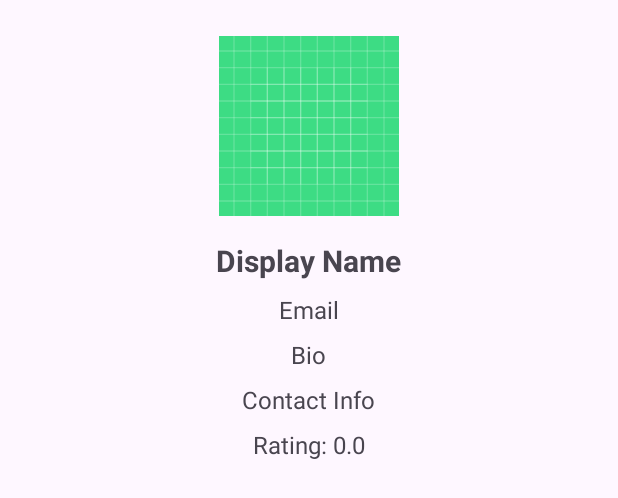
After one commit to alexnbui/Mobile_FinalProject, an Android app: the layout fragment_profile.xml on its own in the app's theme, with its tools: preview values and no code run, on a phone screen of 412 x 824 dp. The commit adds this screen. Shown: the top 498 px of the screen. Run offline under Robolectric (Android 15) with nearby library versions, the phone set to English and light mode, and no system bars.

Commit message:
eleventh_commit

```diff
--- /dev/null
+++ b/app/src/main/res/layout/fragment_profile.xml
@@ -0,0 +1,68 @@
+<?xml version="1.0" encoding="utf-8"?>
+<ScrollView xmlns:android="http://schemas.android.com/apk/res/android"
+    android:layout_width="match_parent"
+    android:layout_height="match_parent">
+    <LinearLayout
+        android:layout_width="match_parent"
+        android:layout_height="wrap_content"
+        android:orientation="vertical"
+        android:padding="24dp"
+        android:gravity="center_horizontal">
+
+        <ImageView
+            android:id="@+id/imgProfilePic"
+            android:layout_width="120dp"
+            android:layout_height="120dp"
+            android:layout_gravity="center"
+            android:src="@drawable/ic_launcher_background"
+            android:scaleType="centerCrop"
+            android:layout_marginBottom="16dp" />
+
+        <TextView
+            android:id="@+id/tvDisplayName"
+            android:layout_width="wrap_content"
+            android:layout_height="wrap_content"
+            android:text="Display Name"
+            android:textSize="20sp"
+            android:textStyle="bold"
+            android:layout_gravity="center"
+            android:layout_marginBottom="8dp" />
+
+        <TextView
+            android:id="@+id/tvEmail"
+            android:layout_width="wrap_content"
+            android:layout_height="wrap_content"
+            android:text="Email"
+            android:textSize="16sp"
+            android:layout_gravity="center"
+            android:layout_marginBottom="8dp" />
+
+        <TextView
+            android:id="@+id/tvBio"
+            android:layout_width="wrap_content"
+            android:layout_height="wrap_content"
+            android:text="Bio"
+            android:textSize="16sp"
+            android:layout_gravity="center"
+            android:layout_marginBottom="8dp" />
+
+        <TextView
+            android:id="@+id/tvContactInfo"
+            android:layout_width="wrap_content"
+            android:layout_height="wrap_content"
+            android:text="Contact Info"
+            android:textSize="16sp"
+            android:layout_gravity="center"
+            android:layout_marginBottom="8dp" />
+
+        <TextView
+            android:id="@+id/tvRating"
+            android:layout_width="wrap_content"
+            android:layout_height="wrap_content"
+            android:text="Rating: 0.0"
+            android:textSize="16sp"
+            android:layout_gravity="center"
+            android:layout_marginBottom="8dp" />
+
+    </LinearLayout>
+</ScrollView>
```
Also changed, not shown: app/src/main/java/com/example/trade_up/AddItemActivity.java (+8 -10 lines), app/src/main/java/com/example/trade_up/ProfileFragment.java (+50 -6 lines), app/src/main/java/com/example/trade_up/RegisterActivity.java (+45 -16 lines), app/src/main/res/layout/activity_register.xml (+8 -0 lines), app/src/main/java/com/example/trade_up/LoginActivity.java (line endings or trailing spaces).
